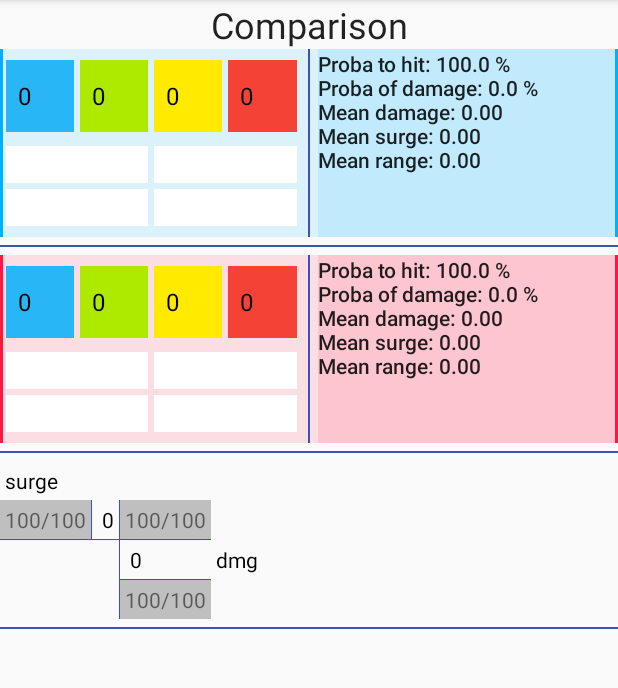
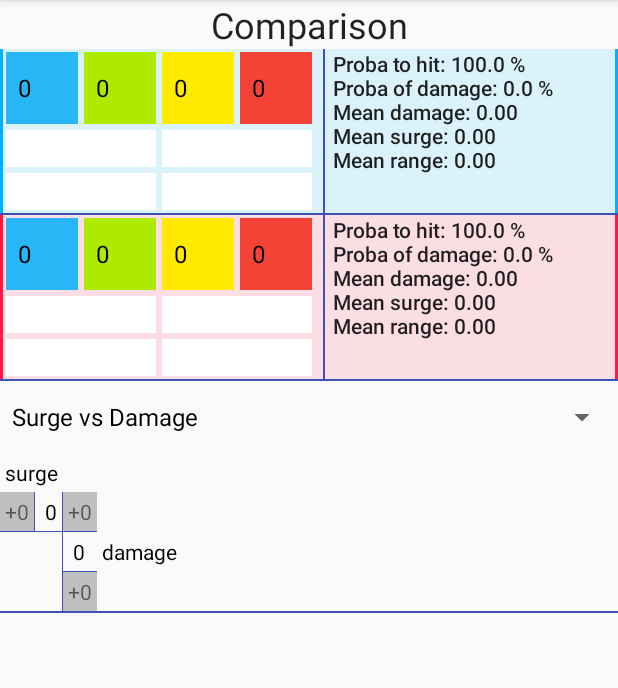
Before and after one commit to fcolas/ImperialAssaultDiceCompanion, an Android app: the fragment CompareTabFragment shown on its own in the app's theme, on a phone screen of 412 x 824 dp, the part 84-772 px from its top. Run offline under Robolectric (Android 15) with nearby library versions, the phone set to English and light mode, and no system bars; 1 statement that could not run was skipped.

Commit message:
switch axes of 2D histogram in the comparison

```diff
--- a/app/src/main/java/net/franciscolas/imperialassaultdicecompanion/CompareTabFragment.java
+++ b/app/src/main/java/net/franciscolas/imperialassaultdicecompanion/CompareTabFragment.java
@@ -18,6 +18,8 @@ import android.widget.TextView;
 
 import java.util.ArrayList;
 import java.util.List;
+import java.util.regex.Matcher;
+import java.util.regex.Pattern;
 
 public class CompareTabFragment extends Fragment implements AdapterView.OnItemSelectedListener, TextView.OnEditorActionListener {
 
@@ -104,6 +106,13 @@ public class CompareTabFragment extends Fragment implements AdapterView.OnItemSe
         //ability_edit.setOnEditorActionListener(this);
         //ability_edit = (EditText) view.findViewById(R.id.ability_edit6_second);
         //ability_edit.setOnEditorActionListener(this);
+        ArrayAdapter<CharSequence> graph_spinner_adapter = ArrayAdapter.createFromResource(
+                getActivity(),
+                R.array.graph_type,
+                android.R.layout.simple_spinner_dropdown_item);
+        spinner = (Spinner) view.findViewById(R.id.graph_spinner);
+        spinner.setAdapter(graph_spinner_adapter);
+        spinner.setOnItemSelectedListener(this);
         return view;
     }
     @Override
@@ -128,10 +137,12 @@ public class CompareTabFragment extends Fragment implements AdapterView.OnItemSe
         // general stats first
         double probaHit_first = 100 * outcomes_first.computeProbability();
         double probaDamage_first = 100 * outcomes_first.computeProbability(new DamageConstraint());
+        Histogram1D histogramDamage_first = outcomes_first.project1D("damage");
+        float mean_damage_first = histogramDamage_first.getAverage();
+        Histogram1D histogramSurge_first = outcomes_first.project1D("surge");
+        float mean_surge_first = histogramSurge_first.getAverage();
         Histogram1D histogramRange_first = outcomes_first.project1D("range");
         float mean_range_first = histogramRange_first.getAverage();
-        Histogram2D histogramDamageSurge_first = outcomes_first.project2D("damage", "surge");
-        float[] means_first = histogramDamageSurge_first.getAverages();
 
         TextView result_text_first = (TextView) getView().findViewById(R.id.result_text_first);
         result_text_first.setText(String.format(
@@ -140,15 +151,17 @@ public class CompareTabFragment extends Fragment implements AdapterView.OnItemSe
                         "Mean damage: %.2f\n" +
                         "Mean surge: %.2f\n" +
                         "Mean range: %.2f\n",
-                probaHit_first, probaDamage_first, means_first[0], means_first[1], mean_range_first));
+                probaHit_first, probaDamage_first, mean_damage_first, mean_surge_first, mean_range_first));
 
         // general stats second
         double probaHit_second = 100 * outcomes_second.computeProbability();
         double probaDamage_second = 100 * outcomes_second.computeProbability(new DamageConstraint());
+        Histogram1D histogramDamage_second = outcomes_second.project1D("damage");
+        float mean_damage_second = histogramDamage_second.getAverage();
+        Histogram1D histogramSurge_second = outcomes_second.project1D("surge");
+        float mean_surge_second = histogramSurge_second.getAverage();
         Histogram1D histogramRange_second = outcomes_second.project1D("range");
         float mean_range_second = histogramRange_second.getAverage();
-        Histogram2D histogramDamageSurge_second = outcomes_second.project2D("damage", "surge");
-        float[] means_second = histogramDamageSurge_second.getAverages();
 
         TextView result_text_second = (TextView) getView().findViewById(R.id.result_text_second);
         result_text_second.setText(String.format(
@@ -157,11 +170,23 @@ public class CompareTabFragment extends Fragment implements AdapterView.OnItemSe
                         "Mean damage: %.2f\n" +
                         "Mean surge: %.2f\n" +
                         "Mean range: %.2f\n",
-                probaHit_second, probaDamage_second, means_second[0], means_second[1], mean_range_second));
+                probaHit_second, probaDamage_second, mean_damage_second, mean_surge_second, mean_range_second));
+
+        Spinner graph_spinner = (Spinner) getView().findViewById(R.id.graph_spinner);
+        String choice = graph_spinner.getSelectedItem().toString();
+        Pattern graph_pattern = Pattern.compile("(\\w*) vs (\\w*)");
+        Matcher graph_matches = graph_pattern.matcher(choice.toLowerCase());
+        if (!graph_matches.find()) {
+            return;
+        }
+        String x_dim = graph_matches.group(2);
+        String y_dim = graph_matches.group(1);
+        Histogram2D histogram_first = outcomes_first.project2D(x_dim, y_dim);
+        Histogram2D histogram_second = outcomes_second.project2D(x_dim, y_dim);
 
         TableLayout tableLayout = (TableLayout) getView().findViewById(R.id.result_table);
         tableLayout.removeAllViews();
-        populateTable(tableLayout, histogramDamageSurge_first, histogramDamageSurge_second, "dmg", "surge");
+        populateTable(tableLayout, histogram_first, histogram_second, x_dim, y_dim);
     }
 
     private Outcomes computeOutcomes(int id_blue, int id_green, int id_yellow, int id_red,
@@ -384,7 +409,8 @@ public class CompareTabFragment extends Fragment implements AdapterView.OnItemSe
             r = Math.min(255, 10 * Math.max(vc2 - vc1, 0) + Math.min(vc1, vc2));
             g = Math.min(255, Math.min(vc1, vc2));
             b = Math.min(255, 10*Math.max(vc1 - vc2, 0) + Math.min(vc1, vc2));
-            v2TV.setText(String.format("%02d/%02d", v1, v2));
+//            v2TV.setText(String.format("%02d/%02d", v1, v2));
+            v2TV.setText(String.format("%+02d", v2 - v1));
             v2TV.setBackgroundColor(a << 24 | r << 16 | g << 8 | b );
             jTR.addView(v2TV);
             // |
@@ -417,7 +443,8 @@ public class CompareTabFragment extends Fragment implements AdapterView.OnItemSe
                 r = Math.min(255, 10*Math.max(vc2 - vc1, 0) + Math.min(vc1, vc2));
                 g = Math.min(255, Math.min(vc1, vc2));
                 b = Math.min(255, 10*Math.max(vc1 - vc2, 0) + Math.min(vc1, vc2));
-                vTV.setText(String.format("%02d/%02d", v1, v2));
+//                vTV.setText(String.format("%02d/%02d", v1, v2));
+                vTV.setText(String.format("%+02d", v2 - v1));
                 vTV.setBackgroundColor(a << 24 | r << 16 | g << 8 | b );
                 jTR.addView(vTV);
             }
@@ -509,7 +536,8 @@ public class CompareTabFragment extends Fragment implements AdapterView.OnItemSe
             r = Math.min(255, 10 * Math.max(vc2 - vc1, 0) + Math.min(vc1, vc2));
             g = Math.min(255, Math.min(vc1, vc2));
             b = Math.min(255, 10*Math.max(vc1 - vc2, 0) + Math.min(vc1, vc2));
-            v1TV.setText(String.format("%02d/%02d", v1, v2));
+//            v1TV.setText(String.format("%02d/%02d", v1, v2));
+            v1TV.setText(String.format("%+02d", v2 - v1));
             v1TV.setBackgroundColor(a << 24 | r << 16 | g << 8 | b );
             values1Row.addView(v1TV);
         }
--- a/app/src/main/res/layout/compare_tab.xml
+++ b/app/src/main/res/layout/compare_tab.xml
@@ -25,45 +25,45 @@
             android:layout_width="wrap_content"
             android:layout_height="wrap_content"
             android:orientation="vertical">
-            <View
+            <!--View
                 android:layout_height="5dp"
-                android:layout_width="match_parent" />
+                android:layout_width="match_parent" /-->
             <LinearLayout
                 android:orientation="horizontal"
                 android:layout_width="match_parent"
                 android:layout_height="wrap_content" >
                 <Spinner android:id="@+id/number_blue_first"
-                    android:layout_weight="4"
-                    android:layout_width="0dp"
+                    android:layout_weight="1"
+                    android:layout_width="wrap_content"
                     android:layout_height="wrap_content"
                     android:layout_margin="@dimen/dice_margin"
                     android:background="@color/blue"
                     android:gravity="center" />
                 <Spinner android:id="@+id/number_green_first"
-                    android:layout_weight="4"
-                    android:layout_width="0dp"
+                    android:layout_weight="1"
+                    android:layout_width="wrap_content"
                     android:layout_height="wrap_content"
                     android:layout_margin="@dimen/dice_margin"
                     android:background="@color/green"
                     android:gravity="center" />
                 <Spinner android:id="@+id/number_yellow_first"
-                    android:layout_weight="4"
-                    android:layout_width="0dp"
+                    android:layout_weight="1"
+                    android:layout_width="wrap_content"
                     android:layout_height="wrap_content"
                     android:layout_margin="@dimen/dice_margin"
                     android:background="@color/yellow"
                     android:gravity="center" />
                 <Spinner android:id="@+id/number_red_first"
-                    android:layout_weight="4"
-                    android:layout_width="0dp"
+                    android:layout_weight="1"
+                    android:layout_width="wrap_content"
                     android:layout_height="wrap_content"
                     android:layout_margin="@dimen/dice_margin"
                     android:background="@color/red"
                     android:gravity="center" />
             </LinearLayout>
-            <View
+            <!--View
                 android:layout_height="5dp"
-                android:layout_width="match_parent" />
+                android:layout_width="match_parent" /-->
             <TableLayout
                 android:layout_width="match_parent"
                 android:layout_height="wrap_content">
@@ -134,9 +134,9 @@
                         android:imeOptions="actionDone" />
                 </TableRow-->
             </TableLayout>
-            <View
+            <!--View
                 android:layout_height="5dp"
-                android:layout_width="match_parent" />
+                android:layout_width="match_parent" /-->
         </LinearLayout>
         <View
             android:layout_width="5dp"
@@ -149,26 +149,25 @@
             android:layout_width="5dp"
             android:layout_height="match_parent" />
         <TextView android:id="@+id/result_text_first"
-            android:layout_weight="1"
-            android:layout_width="match_parent"
+            android:layout_weight="2"
+            android:layout_width="0dp"
             android:layout_height="match_parent"
-            android:background="@color/background_first"
             style="@style/TextAppearance.AppCompat.Body2" />
         <View
             android:layout_height="match_parent"
             android:layout_width="2dp"
             android:background="@color/first"/>
     </LinearLayout>
-    <View
+    <!--View
         android:layout_height="5dp"
-        android:layout_width="match_parent" />
+        android:layout_width="match_parent" /-->
     <View
         android:layout_height="1dp"
         android:layout_width="match_parent"
         android:background="@color/colorPrimary"/>
-    <View
+    <!--View
         android:layout_height="5dp"
-        android:layout_width="match_parent" />
+        android:layout_width="match_parent" /-->
     <LinearLayout
         android:layout_width="match_parent"
         android:layout_height="wrap_content"
@@ -183,45 +182,45 @@
             android:layout_width="wrap_content"
             android:layout_height="wrap_content"
             android:orientation="vertical">
-            <View
+            <!--View
                 android:layout_height="5dp"
-                android:layout_width="match_parent" />
+                android:layout_width="match_parent" /-->
             <LinearLayout
                 android:orientation="horizontal"
                 android:layout_width="match_parent"
                 android:layout_height="wrap_content" >
                 <Spinner android:id="@+id/number_blue_second"
-                    android:layout_weight="4"
-                    android:layout_width="0dp"
+                    android:layout_weight="1"
+                    android:layout_width="wrap_content"
                     android:layout_height="wrap_content"
                     android:layout_margin="@dimen/dice_margin"
                     android:background="@color/blue"
                     android:gravity="center" />
                 <Spinner android:id="@+id/number_green_second"
-                    android:layout_weight="4"
-                    android:layout_width="0dp"
+                    android:layout_weight="1"
+                    android:layout_width="wrap_content"
                     android:layout_height="wrap_content"
                     android:layout_margin="@dimen/dice_margin"
                     android:background="@color/green"
                     android:gravity="center" />
                 <Spinner android:id="@+id/number_yellow_second"
-                    android:layout_weight="4"
-                    android:layout_width="0dp"
+                    android:layout_weight="1"
+                    android:layout_width="wrap_content"
                     android:layout_height="wrap_content"
                     android:layout_margin="@dimen/dice_margin"
                     android:background="@color/yellow"
                     android:gravity="center" />
                 <Spinner android:id="@+id/number_red_second"
-                    android:layout_weight="4"
-                    android:layout_width="0dp"
+                    android:layout_weight="1"
+                    android:layout_width="wrap_content"
                     android:layout_height="wrap_content"
                     android:layout_margin="@dimen/dice_margin"
                     android:background="@color/red"
                     android:gravity="center" />
             </LinearLayout>
-            <View
+            <!--View
                 android:layout_height="5dp"
-                android:layout_width="match_parent" />
+                android:layout_width="match_parent" /-->
             <TableLayout
                 android:layout_width="match_parent"
                 android:layout_height="wrap_content">
@@ -292,9 +291,9 @@
                         android:imeOptions="actionDone" />
                 </TableRow-->
             </TableLayout>
-            <View
+            <!--View
                 android:layout_height="5dp"
-                android:layout_width="match_parent" />
+                android:layout_width="match_parent" /-->
         </LinearLayout>
         <View
             android:layout_width="5dp"
@@ -307,10 +306,9 @@
             android:layout_width="5dp"
             android:layout_height="match_parent" />
         <TextView android:id="@+id/result_text_second"
-            android:layout_weight="1"
-            android:layout_width="match_parent"
+            android:layout_weight="2"
+            android:layout_width="0dp"
             android:layout_height="match_parent"
-            android:background="@color/background_second"
             style="@style/TextAppearance.AppCompat.Body2" />
         <View
             android:layout_height="match_parent"
@@ -318,16 +316,24 @@
             android:background="@color/second"/>
     </LinearLayout>
 
-    <View
+    <!--View
         android:layout_height="5dp"
-        android:layout_width="match_parent" />
+        android:layout_width="match_parent" /-->
     <View
         android:layout_height="1dp"
         android:layout_width="match_parent"
         android:background="@color/colorPrimary"/>
-    <View
+    <!--View
         android:layout_height="5dp"
-        android:layout_width="match_parent" />
+        android:layout_width="match_parent" /-->
+
+    <Spinner android:id="@+id/graph_spinner"
+        android:layout_width="match_parent"
+        android:layout_height="wrap_content"
+        android:gravity="center"
+        android:layout_gravity="center_horizontal"
+        android:padding="0dp"
+        style="@style/TextAppearance.AppCompat.Body2" />
 
     <TableLayout
         android:layout_width="match_parent"
@@ -335,14 +341,14 @@
         android:id="@+id/result_table" >
     </TableLayout>
 
-    <View
+    <!--View
         android:layout_height="5dp"
-        android:layout_width="match_parent" />
+        android:layout_width="match_parent" /-->
     <View
         android:layout_height="1dp"
         android:layout_width="match_parent"
         android:background="@color/colorPrimary"/>
-    <View
+    <!--View
         android:layout_height="5dp"
-        android:layout_width="match_parent" />
+        android:layout_width="match_parent" /-->
 </LinearLayout>
--- a/app/src/main/res/values/strings.xml
+++ b/app/src/main/res/values/strings.xml
@@ -15,4 +15,12 @@
         <item>2</item>
         <item>3</item>
     </string-array>
+    <string-array name="graph_type">
+        <item>Surge vs Damage</item>
+        <item>Range vs Damage</item>
+        <item>Range vs Surge</item>
+        <item>Damage vs Surge</item>
+        <item>Damage vs Range</item>
+        <item>Surge vs Range</item>
+    </string-array>
 </resources>
```
